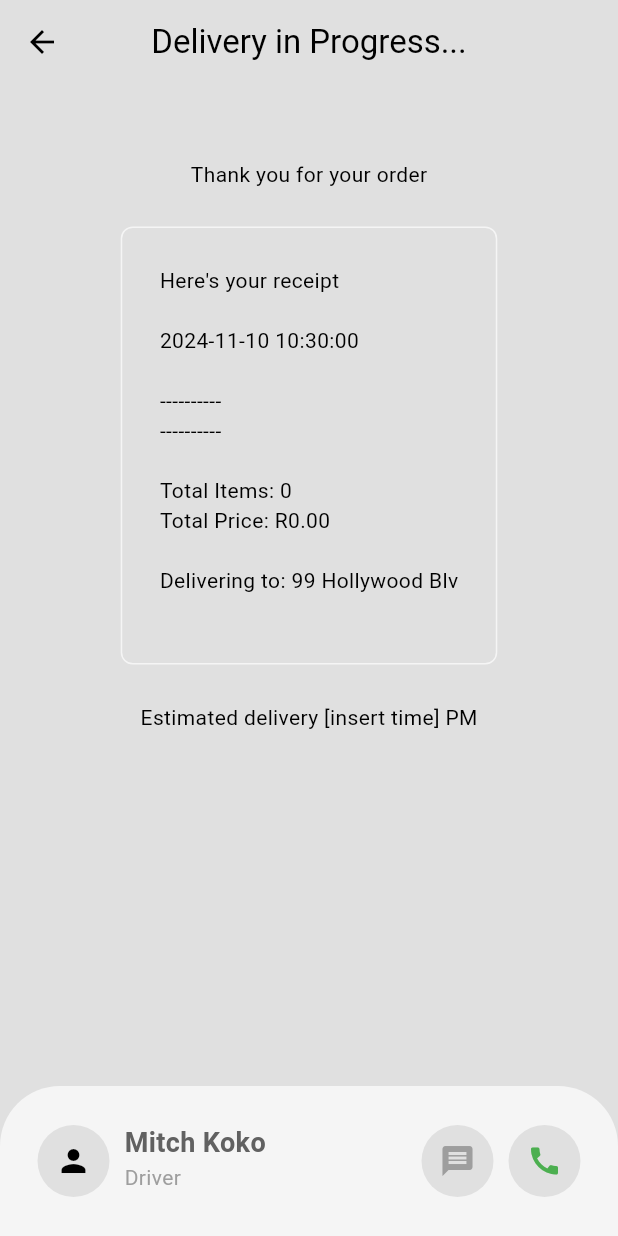
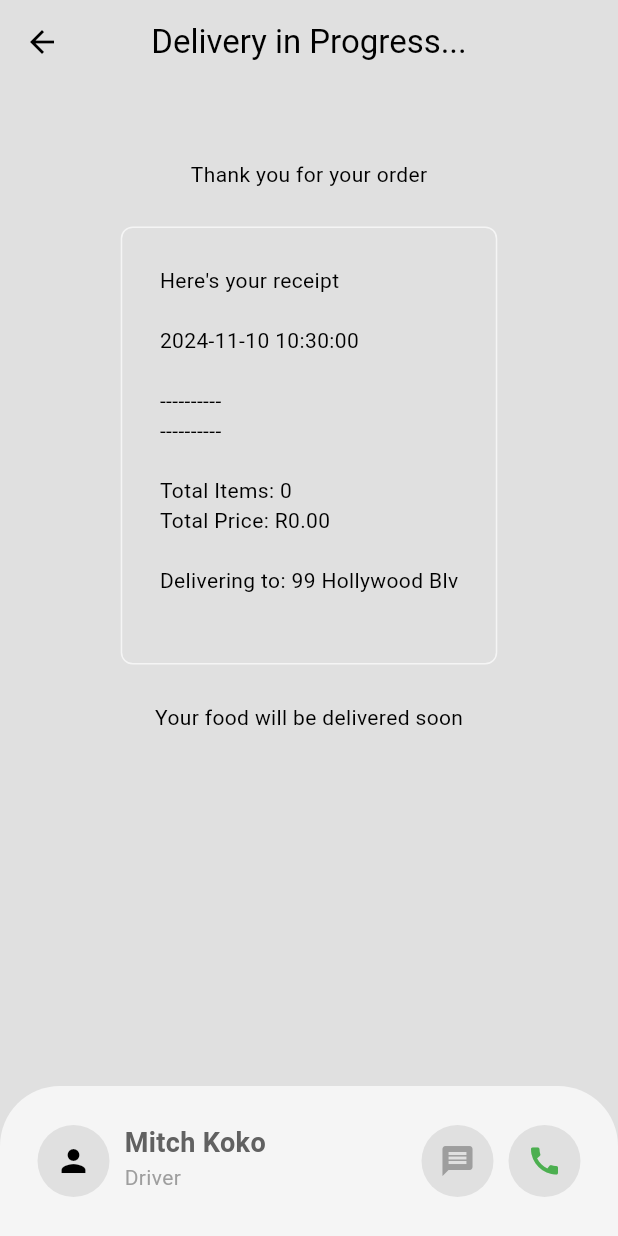
Before and after one commit to The-Armaan-Mohamed/flutter-foodapp, a Flutter app: the DeliveryProgressPage screen opened directly, on a phone screen of 412 x 824 dp. Run offline on Flutter 3.47's test engine with Material 3 defaults, Android fonts, the phone set to English and light mode, and no system bars; our stand-ins replace cloud_firestore, firebase_auth, firebase_core, flutter_credit_card; accounts and stored records are empty.

Commit message:
Change delivery text

```diff
--- a/lib/components/my_receipt.dart
+++ b/lib/components/my_receipt.dart
@@ -37,7 +37,7 @@ class MyReceipt extends StatelessWidget {
             const SizedBox(
               height: 25,
             ),
-            const Text("Estimated delivery [insert time] PM"),
+            const Text("Your food will be delivered soon"),
           ],
         ),
       ),
```
